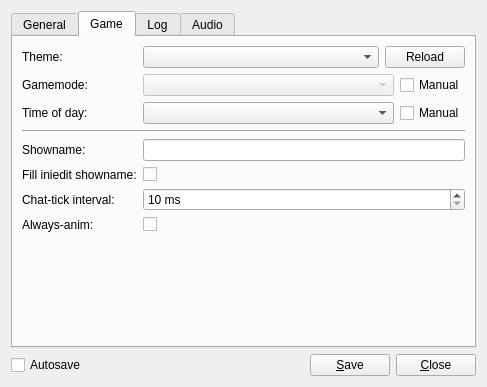
lambdcalculus/AO2-Client, file res/ui/config_panel.ui: the form before one commit.
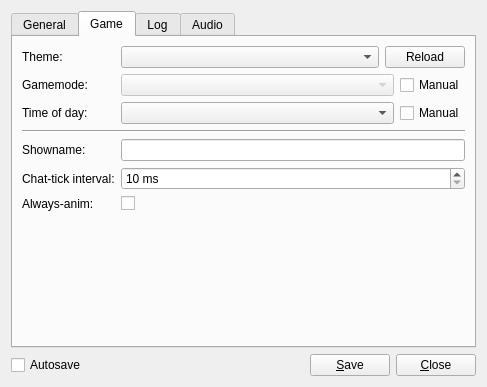
The form after the commit.

Diff of the .ui file:
```diff
--- a/res/ui/config_panel.ui
+++ b/res/ui/config_panel.ui
@@ -263,14 +263,14 @@
        <item row="4" column="1">
         <widget class="QLineEdit" name="showname"/>
        </item>
-       <item row="6" column="0">
+       <item row="5" column="0">
         <widget class="QLabel" name="chat_tick_interval_label">
          <property name="text">
           <string>Chat-tick interval:</string>
          </property>
         </widget>
        </item>
-       <item row="6" column="1">
+       <item row="5" column="1">
         <widget class="QSpinBox" name="chat_tick_interval">
          <property name="suffix">
           <string> ms</string>
@@ -283,7 +283,7 @@
          </property>
         </widget>
        </item>
-       <item row="7" column="0">
+       <item row="6" column="0">
         <widget class="QLabel" name="always_pre_label">
          <property name="text">
           <string>Always-anim:</string>
@@ -293,7 +293,7 @@
          </property>
         </widget>
        </item>
-       <item row="7" column="1">
+       <item row="6" column="1">
         <widget class="QCheckBox" name="always_pre">
          <property name="sizePolicy">
           <sizepolicy hsizetype="Minimum" vsizetype="Minimum">
@@ -309,7 +309,7 @@
          </property>
         </widget>
        </item>
-       <item row="8" column="1">
+       <item row="7" column="1">
         <spacer name="verticalSpacer">
          <property name="orientation">
           <enum>Qt::Vertical</enum>
@@ -322,20 +322,6 @@
          </property>
         </spacer>
        </item>
-       <item row="5" column="0">
-        <widget class="QLabel" name="fill_iniedit_showname_label">
-         <property name="text">
-          <string>Fill iniedit showname:</string>
-         </property>
-        </widget>
-       </item>
-       <item row="5" column="1">
-        <widget class="QCheckBox" name="fill_iniedit_showname">
-         <property name="text">
-          <string/>
-         </property>
-        </widget>
-       </item>
       </layout>
      </widget>
      <widget class="QWidget" name="tab_8">
```
